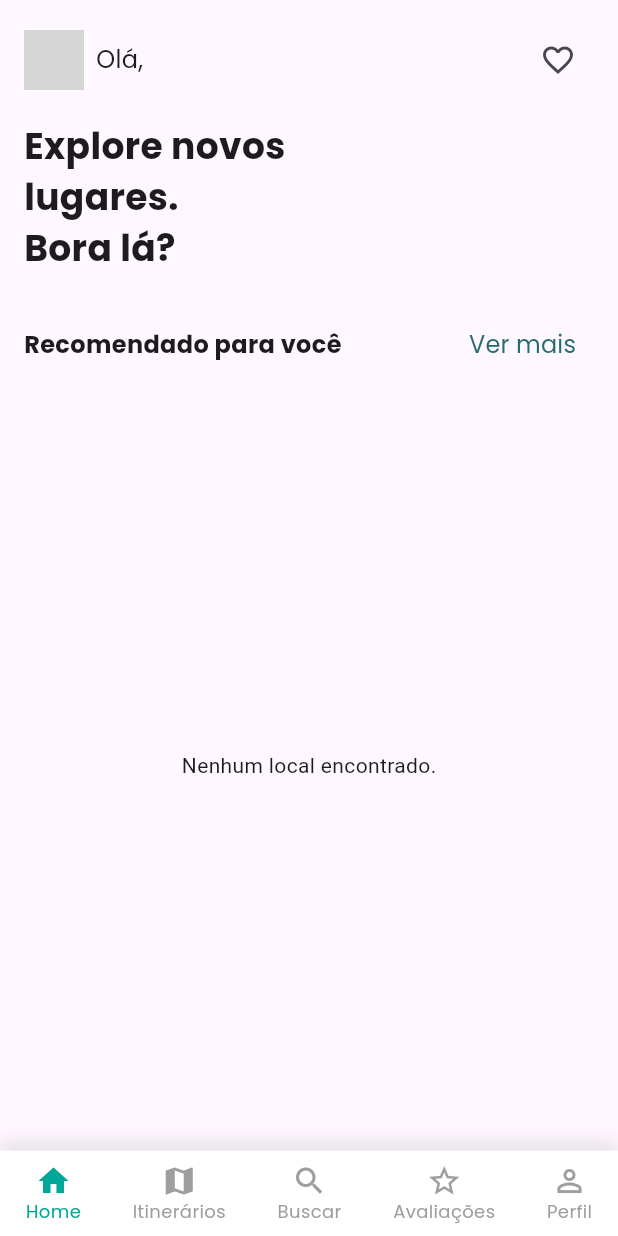
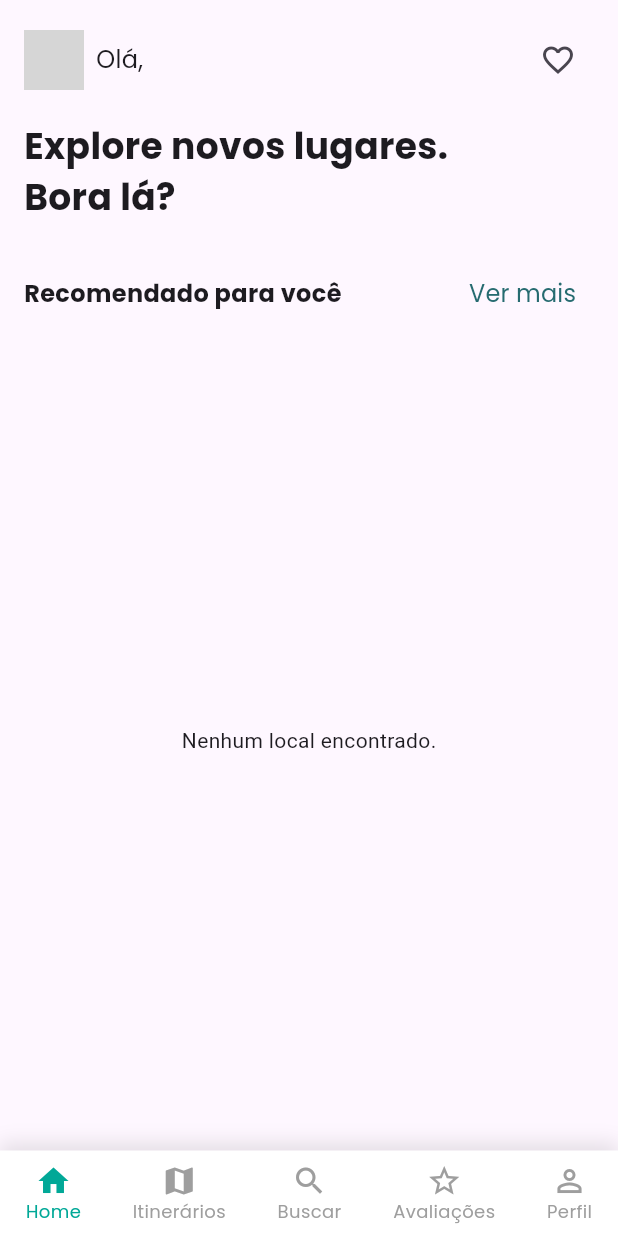
Before and after one commit to ste-coding/dsi-grupo05, a Flutter app: the LocalDetailsPage screen opened directly with empty values, after a tap on "Home", on a phone screen of 412 x 824 dp. Run offline on Flutter 3.47's test engine with Material 3 defaults, Android fonts, the phone set to English and light mode, and no system bars; our stand-ins replace brasil_fields, cloud_firestore, dartz, dio, firebase_auth, firebase_core and 2 more; accounts and stored records are empty; network calls fail; grey boxes are pictures that could not be loaded.

Commit message:
ajuste cores

```diff
--- a/lib/views/itinerario.page.dart
+++ b/lib/views/itinerario.page.dart
@@ -36,7 +36,7 @@ class ItinerariosPage extends StatelessWidget {
           },
         ),
       ),
-body: StreamBuilder<QuerySnapshot>(
+      body: StreamBuilder<QuerySnapshot>(
         stream: itinerariosService.getItinerariosStream(),
         builder: (context, snapshot) {
           if (snapshot.connectionState == ConnectionState.waiting) {
--- a/lib/views/local_details.page.dart
+++ b/lib/views/local_details.page.dart
@@ -2,6 +2,7 @@ import 'package:flutter/material.dart';
 import 'package:provider/provider.dart';
 import '../controller/local_controller.dart';
 import '../models/local_model.dart';
+import 'explore.page.dart';
 import '../models/itinerario_model.dart';
 import '../services/firestore/itinerarios.service.dart';
 import '../widgets/itinerary_bottom_sheet.dart';
@@ -265,7 +266,14 @@ class _LocalDetailsPageState extends State<LocalDetailsPage> {
           Navigator.pushNamed(context, '/itinerario');
           break;
         case 2:
-          Navigator.pushNamed(context, '/buscar');
+            Navigator.push(
+              context,
+              MaterialPageRoute(builder: (context) => ExplorePage(onSelectedLocal:(local) {
+                              print("Local selecionado: ${local.nome}");
+                            },
+                            )),
+
+            );
           break;
         case 3:
           Navigator.pushNamed(context, '/avaliacoes');
--- a/lib/views/menu.page.dart
+++ b/lib/views/menu.page.dart
@@ -128,7 +128,7 @@ class _MenuPageState extends State<MenuPage> {
                 crossAxisAlignment: CrossAxisAlignment.start,
                 children: [
                   const Text(
-                    'Explore novos\nlugares.',
+                    'Explore novos lugares.',
                     style: TextStyle(
                       fontFamily: 'Poppins',
                       fontSize: 24,
--- a/lib/widgets/itinerary_bottom_sheet.dart
+++ b/lib/widgets/itinerary_bottom_sheet.dart
@@ -108,7 +108,8 @@ class _ItineraryBottomSheetState extends State<ItineraryBottomSheet> {
               }
             },
             style: ElevatedButton.styleFrom(
-              backgroundColor: const Color(0xFF01A897),
+              backgroundColor: const Color(0xFF266B70),
+              foregroundColor: Colors.white,
               textStyle: const TextStyle(
                 fontFamily: 'Poppins',
                 color: Colors.white,
--- a/lib/widgets/roteiro_tab.dart
+++ b/lib/widgets/roteiro_tab.dart
@@ -269,7 +269,7 @@ class _RoteiroTabState extends State<RoteiroTab> {
       floatingActionButton: FloatingActionButton(
         onPressed: _addNewLocal,
         tooltip: 'Adicionar Local',
-        backgroundColor: Color(0xFF266B70),
+        backgroundColor: const Color(0xFF01A897),
         child: const Icon(Icons.add, color: Colors.white),
       ),
         );
```
